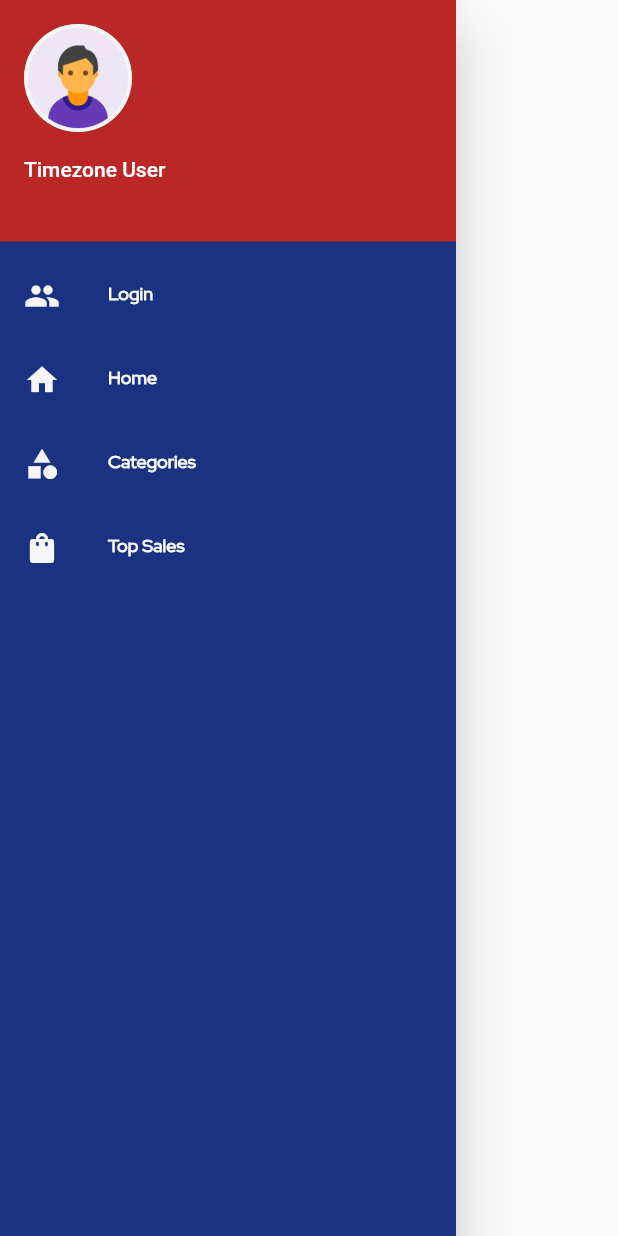
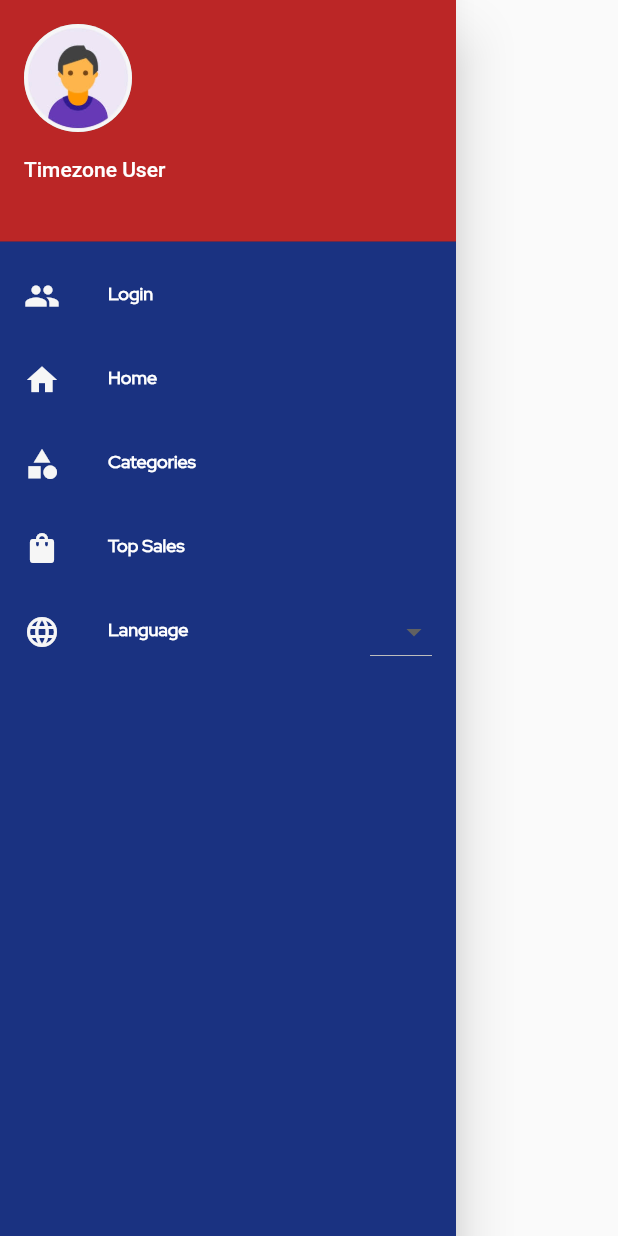
Before and after one commit to hussam-aw/timezonesu, a Flutter app: the TzDrawer widget shown alone on an empty page, opened directly, on a phone screen of 412 x 824 dp. Run offline on Flutter 3.47's test engine with Material 2 defaults, Android fonts, the phone set to English and light mode, and no system bars; our stand-ins replace carousel_slider, flutter_local_notifications, get, get_storage, shimmer; accounts and stored records are empty; network calls fail; statements that could not run were skipped.

Commit message:
Add drop down button for changing app language

```diff
--- a/lib/PresentationLayer/Widgets/Public/drawer.dart
+++ b/lib/PresentationLayer/Widgets/Public/drawer.dart
@@ -1,5 +1,6 @@
 import 'package:flutter/material.dart';
 import 'package:get/get.dart';
+import 'package:timezonesu/BussinessLayer/Controllers/app_language_controller.dart';
 import 'package:timezonesu/BussinessLayer/Controllers/user_controller.dart';
 import 'package:timezonesu/Constants/ui_colors.dart';
 import 'package:timezonesu/Constants/ui_text_style.dart';
@@ -10,6 +11,8 @@ import '../../../Constants/get_routes.dart';
 class TzDrawer extends StatelessWidget {
   TzDrawer({super.key});
   final UserController userController = Get.put(UserController());
+  final AppLanguageController appLanguageController =
+      Get.find<AppLanguageController>();
   @override
   Widget build(BuildContext context) {
     return SafeArea(
@@ -97,6 +100,29 @@ class TzDrawer extends StatelessWidget {
                           color: UIColors.activeIcon,
                         ),
                       ),
+                    ListTile(
+                      title: Text("Language",
+                          style:
+                              UITextStyle.boldMeduim.apply(fontSizeFactor: .8)),
+                      leading: const Icon(Icons.language,
+                          color: UIColors.activeIcon),
+                      trailing: DropdownButton(
+                        value: appLanguageController.appLang,
+                        items: const [
+                          DropdownMenuItem(
+                            value: 'en',
+                            child: Text('en'),
+                          ),
+                          DropdownMenuItem<String>(
+                            value: 'ar',
+                            child: Text('ar'),
+                          ),
+                        ],
+                        onChanged: (value) {
+                          appLanguageController.changeLanguage(value);
+                        },
+                      ),
+                    ),
                   ],
                 ),
               );
```
